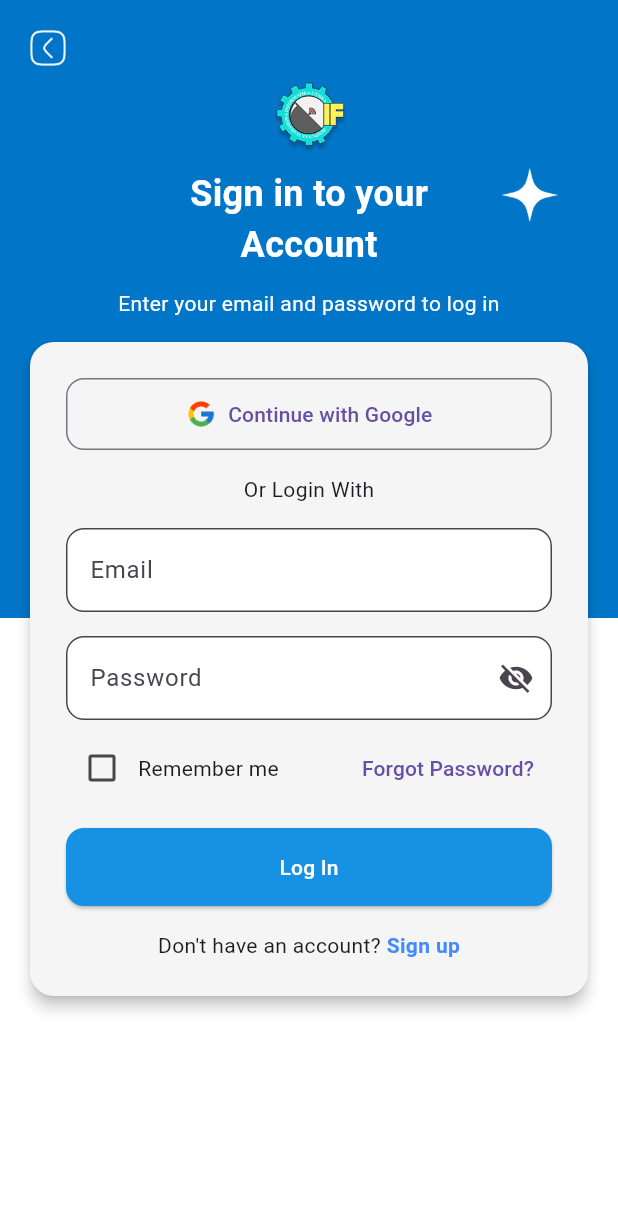
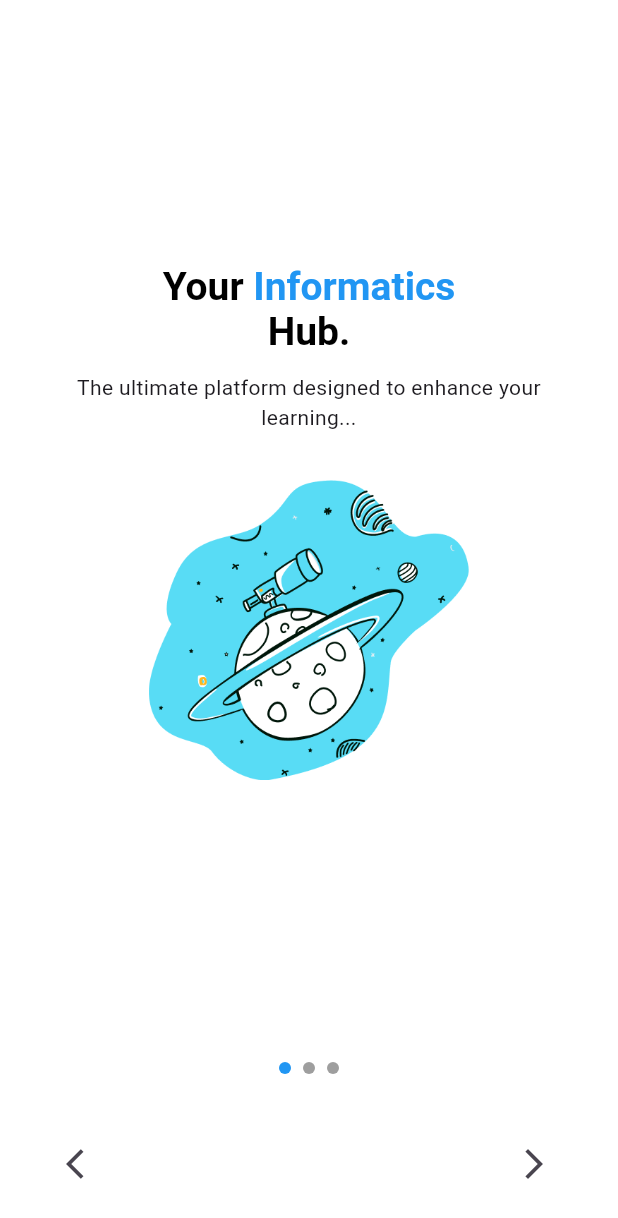
Before and after one commit to RnD-HIMTIKA/himtika-mobile-information, a Flutter app: the screen it shows after launch, on a phone screen of 412 x 824 dp. Shown: the top 1218 px of the screen. Run offline on Flutter 3.47's test engine with Material 3 defaults, Android fonts, the phone set to English and light mode, and no system bars; our stand-ins replace equatable, flutter_bloc, supabase_flutter; accounts and stored records are empty.

Commit message:
membuat ui pages splash

```diff
--- /dev/null
+++ b/lib/features/login&register/presentation/pages/splash.dart
@@ -0,0 +1,156 @@
+import 'package:flutter/material.dart';
+import 'login.dart';
+
+class SplashPage extends StatefulWidget {
+  const SplashPage({super.key});
+
+  @override
+  State<SplashPage> createState() => _SplashPageState();
+}
+
+class _SplashPageState extends State<SplashPage> {
+  final PageController _controller = PageController();
+  int _currentPage = 0;
+
+  final List<Widget> _pages = [
+    OnboardingPage(
+      title: 'Your Informatics\nHub.',
+      highlightedWord: 'Informatics',
+      description: 'The ultimate platform designed to enhance your learning...',
+      imagePath: 'src/features/login&register/images/splash1.png',
+    ),
+    OnboardingPage(
+      title: 'Learn & Grow\nwith HiCode.',
+      highlightedWord: 'HiCode',
+      description: 'Dive into curated HiCode courses to master...',
+      imagePath: 'src/features/login&register/images/splash2.png',
+    ),
+    OnboardingPage(
+      title: 'Get Started\nNow!',
+      highlightedWord: 'Started',
+      description: 'Create your account and unlock all features...',
+      imagePath: 'src/features/login&register/images/splash3.png',
+      isLast: true,
+    ),
+  ];
+
+  void _nextPage() {
+    if (_currentPage < _pages.length - 1) {
+      _controller.nextPage(duration: const Duration(milliseconds: 300), curve: Curves.ease);
+    } else {
+      // Go to register or home
+    }
+  }
+
+  void _prevPage() {
+    if (_currentPage > 0) {
+      _controller.previousPage(duration: const Duration(milliseconds: 300), curve: Curves.ease);
+    }
+  }
+
+  @override
+  Widget build(BuildContext context) {
+    return Scaffold(
+      backgroundColor: Colors.white,
+      body: Column(
+        children: [
+          Expanded(
+            child: PageView(
+              controller: _controller,
+              onPageChanged: (index) {
+                setState(() => _currentPage = index);
+              },
+              children: _pages,
+            ),
+          ),
+          Row(
+            mainAxisAlignment: MainAxisAlignment.center,
+            children: List.generate(_pages.length, (index) {
+              return Container(
+                margin: const EdgeInsets.symmetric(horizontal: 4, vertical: 12),
+                width: 8,
+                height: 8,
+                decoration: BoxDecoration(
+                  shape: BoxShape.circle,
+                  color: _currentPage == index ? Colors.blue : Colors.grey,
+                ),
+              );
+            }),
+          ),
+          Padding(
+            padding: const EdgeInsets.symmetric(horizontal: 32.0, vertical: 24),
+            child: Row(
+              mainAxisAlignment: MainAxisAlignment.spaceBetween,
+              children: [
+                IconButton(
+                  onPressed: _prevPage,
+                  icon: const Icon(Icons.arrow_back_ios),
+                ),
+                IconButton(
+                  onPressed: _nextPage,
+                  icon: const Icon(Icons.arrow_forward_ios),
+                ),
+              ],
+            ),
+          ),
+        ],
+      ),
+    );
+  }
+}
+
+// Halaman onboarding individual
+class OnboardingPage extends StatelessWidget {
+  final String title;
+  final String highlightedWord;
+  final String description;
+  final String imagePath;
+  final bool isLast;
+
+  const OnboardingPage({
+    super.key,
+    required this.title,
+    required this.highlightedWord,
+    required this.description,
+    required this.imagePath,
+    this.isLast = false,
+  });
+
+  @override
+  Widget build(BuildContext context) {
+    // Gaya teks dengan highlight biru
+    final textStyle = TextStyle(fontSize: 26, fontWeight: FontWeight.bold);
+    final parts = title.split(highlightedWord);
+
+    return Padding(
+      padding: const EdgeInsets.symmetric(horizontal: 24.0),
+      child: Column(
+        mainAxisAlignment: MainAxisAlignment.center,
+        children: [
+          RichText(
+            textAlign: TextAlign.center,
+            text: TextSpan(
+              style: textStyle.copyWith(color: Colors.black),
+              children: [
+                TextSpan(text: parts[0]),
+                TextSpan(
+                  text: highlightedWord,
+                  style: textStyle.copyWith(color: Colors.blue),
+                ),
+                TextSpan(text: parts.length > 1 ? parts[1] : ''),
+              ],
+            ),
+          ),
+          const SizedBox(height: 12),
+          Text(
+            description,
+            textAlign: TextAlign.center,
+            style: const TextStyle(fontSize: 14),
+          ),
+          const SizedBox(height: 32),
+          Image.asset(imagePath, height: 200),
+        ],
+      ),
+    );
+  }
+}
--- a/lib/main.dart
+++ b/lib/main.dart
@@ -2,7 +2,7 @@ import 'package:flutter/material.dart';
 import 'package:flutter_bloc/flutter_bloc.dart';
 // import 'package:himtika_mobile_information/features/AdminPanel/presentation/pages/dashboard.dart';
 import 'package:himtika_mobile_information/features/AdminPanel/presentation/bloc/adminpanel_bloc.dart';
-import 'package:himtika_mobile_information/features/login&register/presentation/pages/login.dart';
+import 'package:himtika_mobile_information/features/login&register/presentation/pages/splash.dart';
 import 'core/supabase_config.dart';
 
 void main() async {
@@ -25,7 +25,7 @@ class MyApp extends StatelessWidget {
       child: MaterialApp(
         title: 'HIMTIKA Mobile Information',
         debugShowCheckedModeBanner: false,
-        home: const LoginPage(),
+        home: const SplashPage(),
       ),
     );
   }
--- a/pubspec.yaml
+++ b/pubspec.yaml
@@ -76,6 +76,9 @@ flutter:
     - src/features/login&register/images/google.png
     - src/features/login&register/images/bintang.png
     - src/features/login&register/images/arrow_back.png
+    - src/features/login&register/images/splash1.png
+    - src/features/login&register/images/splash2.png
+    - src/features/login&register/images/splash3.png
 
   #   - images/a_dot_ham.jpeg
 
```
Also changed, not shown: src/features/login&register/images/splash1.png (added), src/features/login&register/images/splash2.png (added), src/features/login&register/images/splash3.png (added).
